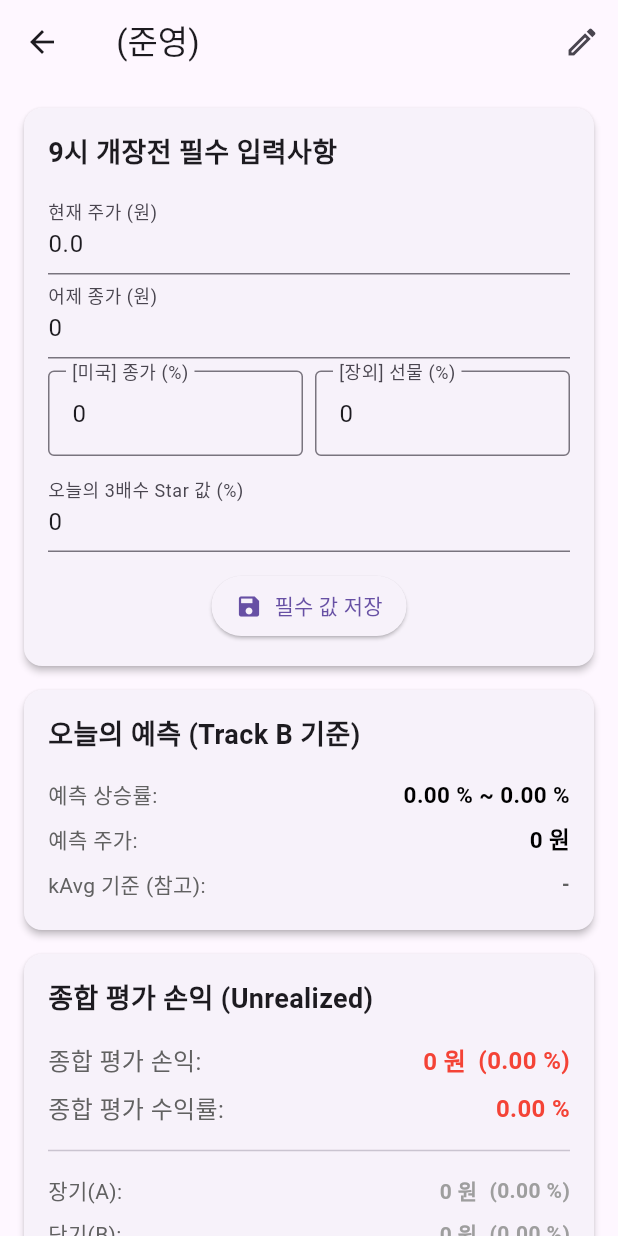
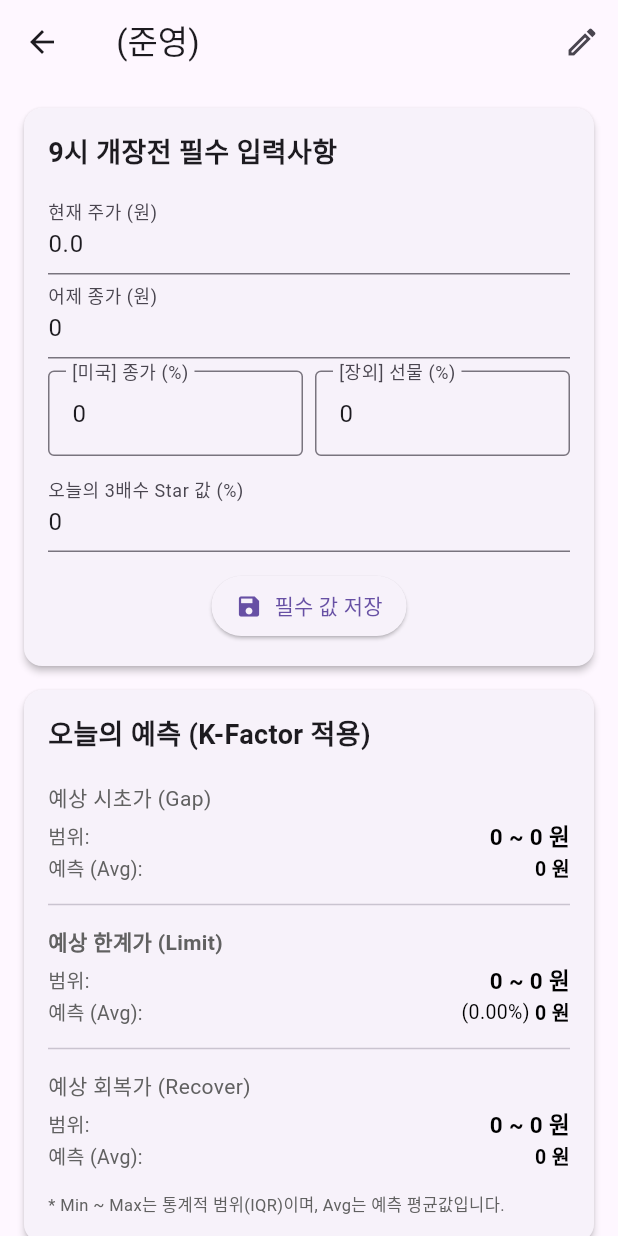
Before and after one commit to JunyeongCha/Laour_ETF, a Flutter app: the JunyeongDetailScreen screen opened directly with empty values, on a phone screen of 412 x 824 dp. Run offline on Flutter 3.47's test engine with Material 3 defaults, Android fonts, the phone set to English and light mode, and no system bars; our stand-ins replace cloud_firestore, firebase_auth, firebase_core, flutter_secure_storage, shared_preferences; accounts and stored records are empty.

Commit message:
1-3완벽

```diff
--- a/lib/screens/junyeong_detail_screen.dart
+++ b/lib/screens/junyeong_detail_screen.dart
@@ -678,10 +678,28 @@ class _JunyeongDetailScreenState extends State<JunyeongDetailScreen> {
         final double oneTimeInvestment =
             (splitCount == 0) ? 0 : (totalSeed / splitCount);
 
-        // (B. k-Factors)
-        final double kMin = (data['kMin'] as num?)?.toDouble() ?? 3.185;
-        final double kMax = (data['kMax'] as num?)?.toDouble() ?? 3.185;
-        final double kAvg = (data['kAvg'] as num?)?.toDouble() ?? 3.185;
+        // [수정] 1. Logic 및 통계 데이터 우선 계산 (순서 이동)
+        // ------------------------------------------------------------------
+        final double _usCloseVal = double.tryParse(_usCloseRateController.text) ?? 0.0;
+        final double _afterMarketVal = double.tryParse(_afterMarketRateController.text) ?? 0.0;
+
+        // 1. 종목 타입 및 m값
+        final EtfType _etfType = getEtfType(name);
+        final double _mValue = getM(_etfType, _usCloseVal, _afterMarketVal);
+
+        // 2. X' (미국 반영 총량) 계산
+        final double x = getXPrime(_usCloseVal, _afterMarketVal, _mValue);
+
+        // 3. 종목별 리스트 가져오기 및 통계 산출
+        final Map<String, List<double>> _lists = getCycleLists(_etfType);
+        final KStats statsKf = getStats(_lists['kf']!); // 시초가 통계
+        final KStats statsK = getStats(_lists['k']!);   // 한계가 통계
+        final KStats statsKr = getStats(_lists['kr']!); // 회복가 통계
+
+        // [핵심] 구형 k 변수를 신형 통계값(Limit K)으로 완전 대체
+        final double kMin = statsK.min;
+        final double kAvg = statsK.avg;
+        final double kMax = statsK.max;
 
         // (★4단계 오류 수정★) kAvg를 선언한 '직후'에 실제 목표수익률 계산
         // [!] Step 4.1 + 6: kAvg를 곱하는 공식으로 "전부" 수정
@@ -718,19 +736,46 @@ class _JunyeongDetailScreenState extends State<JunyeongDetailScreen> {
             double.tryParse(_previousClosePriceController.text) ??
                 0.0; // 어제 종가
 
-        // [수정] 1-2단계: Logic 파일 연동 및 진짜 X' 계산
+        // [수정] 1-3단계: 3가지 가격 범위 예측 (하락장 역전 고려)
         // ------------------------------------------------------------------
-        final double _usCloseVal = double.tryParse(_usCloseRateController.text) ?? 0.0;
-        final double _afterMarketVal = double.tryParse(_afterMarketRateController.text) ?? 0.0;
-
-        // 1. 종목 타입 파악
-        final EtfType _etfType = getEtfType(name); // DB에 저장된 'name' 사용
-
-        // 2. m값 계산
-        final double _mValue = getM(_etfType, _usCloseVal, _afterMarketVal);
-
-        // 3. X' (미국 반영 총량) 계산 -> 이것이 진짜 x가 됨
-        final double x = getXPrime(_usCloseVal, _afterMarketVal, _mValue);
+        double _calcPrice(double currentX, double kFactor, double prevClose) {
+           return prevClose * (1 + (currentX * kFactor)/100); // 가격 공식
+        }
+
+        // 1. 예상 시초가 (Open)
+        double openPxMin, openPxMax, openPxAvg;
+        if (x >= 0) {
+           openPxMin = _calcPrice(x, statsKf.min, previousClosePrice);
+           openPxMax = _calcPrice(x, statsKf.max, previousClosePrice);
+        } else {
+           openPxMin = _calcPrice(x, statsKf.max, previousClosePrice); // 하락폭 큰게 Min
+           openPxMax = _calcPrice(x, statsKf.min, previousClosePrice);
+        }
+        openPxAvg = _calcPrice(x, statsKf.avg, previousClosePrice);
+
+        // 2. 예상 한계가 (Limit) -> 매수 타점
+        double limitPxMin, limitPxMax, limitPxAvg;
+        double limitRateAvg = x * statsK.avg; // % 표시용
+        if (x >= 0) {
+           limitPxMin = _calcPrice(x, statsK.min, previousClosePrice);
+           limitPxMax = _calcPrice(x, statsK.max, previousClosePrice);
+        } else {
+           limitPxMin = _calcPrice(x, statsK.max, previousClosePrice);
+           limitPxMax = _calcPrice(x, statsK.min, previousClosePrice);
+        }
+        limitPxAvg = _calcPrice(x, statsK.avg, previousClosePrice);
+
+        // 3. 예상 회복가 (Recover) -> 매도 타점
+        double recoverPxMin, recoverPxMax, recoverPxAvg;
+        if (x >= 0) {
+           recoverPxMin = _calcPrice(x, statsKr.min, previousClosePrice);
+           recoverPxMax = _calcPrice(x, statsKr.max, previousClosePrice);
+        } else {
+           recoverPxMin = _calcPrice(x, statsKr.max, previousClosePrice);
+           recoverPxMax = _calcPrice(x, statsKr.min, previousClosePrice);
+        }
+        recoverPxAvg = _calcPrice(x, statsKr.avg, previousClosePrice);
+        // ------------------------------------------------------------------
 
         final double starValue_3x =
             double.tryParse(_starValueController.text) ?? 0.0; // 3배수 Star
@@ -819,7 +864,7 @@ class _JunyeongDetailScreenState extends State<JunyeongDetailScreen> {
 
         if (showTrackB && x > 0) {
           // 1순위: 시장가 매수
-          recommendedBuyAmount_B = oneTimeInvestment * (1 + ((x * kAvg)/5));
+          recommendedBuyAmount_B = oneTimeInvestment * (1 - ((x * kAvg)/500));
 
           // 2순위: 4분할 지정가 매도 (가격은 항상 계산)
           // 2순위: 5분할 지정가 매도 (가격은 항상 계산)
@@ -879,7 +924,7 @@ class _JunyeongDetailScreenState extends State<JunyeongDetailScreen> {
           // 1순위: 4분할 지정가 매수 (Track B)
           // [!] 1단계 수정: 폭락 시 매수 금액 공식 완화 (/ 5)
           // [!] 2단계 수정: Track B 변수로 변경 (A -> B)
-          totalBuyAmount_B_Down = oneTimeInvestment * (1 - ((x * kAvg) / 5));
+          totalBuyAmount_B_Down = oneTimeInvestment * (1 - ((x * kAvg) / 500));
 
           // [!] 3단계 수정: 5분할 가격 공식 적용 (하락 시)
           final double kAvgRate_Fall = x * kAvg;
@@ -1107,60 +1152,56 @@ class _JunyeongDetailScreenState extends State<JunyeongDetailScreen> {
                 // (★3단계-1★) "오늘의 예측" 카드 (신규 추가)
                 // [!] Step 6: "오늘의 예측" 카드 (새 변수명 사용)
               // [!] 4단계: kAvg 기준 예측값 계산을 위해 Builder 위젯 추가
-              Builder(
-                builder: (context) {
-                  double kAvgRate = 0.0;
-                  double kAvgPrice = 0.0;
-                  if (x != 0 && previousClosePrice > 0) {
-                    kAvgRate = x * kAvg;
-                    kAvgPrice = previousClosePrice * (1 + (kAvgRate / 100));
-                  }
-
-                  // (★3단계-1★) "오늘의 예측" 카드 (신규 추가)
-                  // [!] Step 6: "오늘의 예측" 카드 (새 변수명 사용)
-                  return _buildInfoCard( // [!] 괄호()로 변경
-                    "오늘의 예측 (Track B 기준)",
+              // [수정] 1-3단계: 3가지(시초, 한계, 회복) 정밀 예측 UI
+                _buildInfoCard(
+                  "오늘의 예측 (K-Factor 적용)",
                   [
-                    _buildInfoRow(
-                      '예측 상승률:',
-                      (x == 0 || previousClosePrice == 0) ? '0.00 % ~ 0.00 %'
-                        : (x > 0
-                          ? '${predKrMinRate.toStringAsFixed(2)} % ~ ${predKrMaxRate.toStringAsFixed(2)} %' // [!] 새 변수
-                          : '${((predLowestPx / previousClosePrice - 1) * 100) // [!] 4번 수정: 순서 변경
-                            .toStringAsFixed(2)} % ~ ${((predHighestPx / previousClosePrice - 1) * 100) // [!] 4번 수정: 순서 변경
-                            .toStringAsFixed(2)} %' // [!] 새 변수
-                      ),
-                      valueColor: x > 0 ? Colors.red : (x < 0 ? Colors.blue.shade700 : textColor),
+                    // 1. 예상 시초가 (Kf)
+                    _buildPredictionRow(
+                      title: "예상 시초가 (Gap)",
+                      minPx: openPxMin,
+                      maxPx: openPxMax,
+                      avgPx: openPxAvg,
+                      avgRate: null, // 시초가는 % 표시 생략 (지저분함 방지)
+                      x: x,
                       textColor: textColor,
                       subTextColor: subTextColor,
-                      valueFontSize: 15.0,
                     ),
-                    _buildInfoRow(
-                      '예측 주가:',
-                      (x == 0 || previousClosePrice == 0) ? '${previousClosePrice.toStringAsFixed(0)} 원'
-                        : (x > 0
-                          ? '${predKrMinPx.toStringAsFixed(0)} 원 ~ ${predKrMaxPx.toStringAsFixed(0)} 원' // [!] 새 변수
-                          : '${predLowestPx.toStringAsFixed(0)} 원 ~ ${predHighestPx.toStringAsFixed(0)} 원' // [!] 새 변수
-                        ),
-                          valueColor: x > 0 ? Colors.red : (x < 0 ? Colors.blue.shade700 : textColor),
-                          textColor: textColor,
-                          subTextColor: subTextColor,
-                          valueFontSize: 15.0,
-                        ),
-                        // [!] 4단계: kAvg 기준 (참고) 라인 추가
-                        _buildInfoRow(
-                          'kAvg 기준 (참고):',
-                          (x == 0 || previousClosePrice == 0) ? '-'
-                            : '${kAvgRate.toStringAsFixed(2)} % (${kAvgPrice.toStringAsFixed(0)} 원)',
-                          valueColor: x > 0 ? Colors.red.shade300 : (x < 0 ? Colors.blue.shade300 : subTextColor),
-                          textColor: textColor,
-                          subTextColor: subTextColor,
-                          valueFontSize: 13.0, // 약간 작게
-                        ),
-                      ]
-                    );
-                  }
-                  ),
+                    const Divider(),
+
+                    // 2. 예상 한계가 (K) - 중요!
+                    _buildPredictionRow(
+                      title: "예상 한계가 (Limit)",
+                      minPx: limitPxMin,
+                      maxPx: limitPxMax,
+                      avgPx: limitPxAvg,
+                      avgRate: limitRateAvg, // % 표시 포함
+                      x: x,
+                      textColor: textColor,
+                      subTextColor: subTextColor,
+                      isMain: true, // 강조
+                    ),
+                    const Divider(),
+
+                    // 3. 예상 회복가 (Kr)
+                    _buildPredictionRow(
+                      title: "예상 회복가 (Recover)",
+                      minPx: recoverPxMin,
+                      maxPx: recoverPxMax,
+                      avgPx: recoverPxAvg,
+                      avgRate: null,
+                      x: x,
+                      textColor: textColor,
+                      subTextColor: subTextColor,
+                    ),
+
+                    const SizedBox(height: 8),
+                    Text(
+                      "* Min ~ Max는 통계적 범위(IQR)이며, Avg는 예측 평균값입니다.",
+                      style: TextStyle(color: subTextColor, fontSize: 11),
+                    ),
+                  ],
+                ),
 
                   // (★수정★) 평가 손익 카드 (듀얼 지갑)
                 _buildInfoCard("종합 평가 손익 (Unrealized)", [
@@ -1278,13 +1319,31 @@ class _JunyeongDetailScreenState extends State<JunyeongDetailScreen> {
                     textColor: textColor,
                     subTextColor: subTextColor,
                   ),
-                  // [!] K-Factor 디버그용 표시
+                  const Divider(height: 24),
+                  Text('K-Factor 통계 (Min / Avg / Max)',
+                      style: TextStyle(fontWeight: FontWeight.bold, color: textColor, fontSize: 13)),
                   _buildInfoRow(
-                    'k(Min/Avg/Max):',
-                    '${kMin.toStringAsFixed(3)} / ${kAvg.toStringAsFixed(3)} / ${kMax.toStringAsFixed(3)}',
+                    'kf (시초):',
+                    '${statsKf.min.toStringAsFixed(2)} / ${statsKf.avg.toStringAsFixed(2)} / ${statsKf.max.toStringAsFixed(2)}',
                     textColor: textColor,
                     subTextColor: subTextColor,
-                    valueFontSize: 12.0, // 폰트 작게
+                    valueFontSize: 12.0,
+                  ),
+                  _buildInfoRow(
+                    'k (한계):',
+                    '${statsK.min.toStringAsFixed(2)} / ${statsK.avg.toStringAsFixed(2)} / ${statsK.max.toStringAsFixed(2)}',
+                    textColor: textColor,
+                    subTextColor: subTextColor,
+                    valueFontSize: 12.0,
+                    // (강조) 한계값은 매매의 기준이 됨
+                    valueColor: Colors.blue.shade700,
+                  ),
+                  _buildInfoRow(
+                    'kr (회복):',
+                    '${statsKr.min.toStringAsFixed(2)} / ${statsKr.avg.toStringAsFixed(2)} / ${statsKr.max.toStringAsFixed(2)}',
+                    textColor: textColor,
+                    subTextColor: subTextColor,
+                    valueFontSize: 12.0,
                   ),
                   const Divider(height: 24),
                   Text('Track A: 장기 누적',
@@ -1963,4 +2022,64 @@ class _JunyeongDetailScreenState extends State<JunyeongDetailScreen> {
       ),
     );
   }
+  // [신규] 1-3단계: 예측 정보 전용 행 위젯
+  Widget _buildPredictionRow({
+    required String title,
+    required double minPx,
+    required double maxPx,
+    required double avgPx,
+    double? avgRate, // null이면 표시 안 함
+    required double x,
+    required Color textColor,
+    required Color subTextColor,
+    bool isMain = false, // 한계가 강조용
+  }) {
+    final NumberFormat currencyFormat = NumberFormat('#,##0', 'ko_KR');
+    final Color valueColor = x > 0 ? Colors.red : (x < 0 ? Colors.blue.shade700 : textColor);
+
+    return Padding(
+      padding: const EdgeInsets.symmetric(vertical: 6.0),
+      child: Column(
+        crossAxisAlignment: CrossAxisAlignment.start,
+        children: [
+          // 1. 제목 (예: 예상 시초가)
+          Text(title, style: TextStyle(color: subTextColor, fontSize: 14, fontWeight: isMain ? FontWeight.bold : FontWeight.normal)),
+          const SizedBox(height: 4),
+
+          // 2. 범위 (Min ~ Max)
+          Row(
+            mainAxisAlignment: MainAxisAlignment.spaceBetween,
+            children: [
+              Text("범위:", style: TextStyle(color: subTextColor, fontSize: 13)),
+              Text(
+                "${currencyFormat.format(minPx)} ~ ${currencyFormat.format(maxPx)} 원",
+                style: TextStyle(color: textColor, fontWeight: FontWeight.bold, fontSize: 15),
+              ),
+            ],
+          ),
+
+          // 3. 예측 (Avg)
+          Row(
+            mainAxisAlignment: MainAxisAlignment.spaceBetween,
+            children: [
+              Text("예측 (Avg):", style: TextStyle(color: subTextColor, fontSize: 13)),
+              Row(
+                children: [
+                  if (avgRate != null)
+                    Text(
+                      "(${avgRate.toStringAsFixed(2)}%) ",
+                      style: TextStyle(color: valueColor, fontSize: 13),
+                    ),
+                  Text(
+                    "${currencyFormat.format(avgPx)} 원",
+                    style: TextStyle(color: valueColor, fontWeight: FontWeight.bold, fontSize: 13),
+                  ),
+                ],
+              ),
+            ],
+          ),
+        ],
+      ),
+    );
+  }
 }
```
